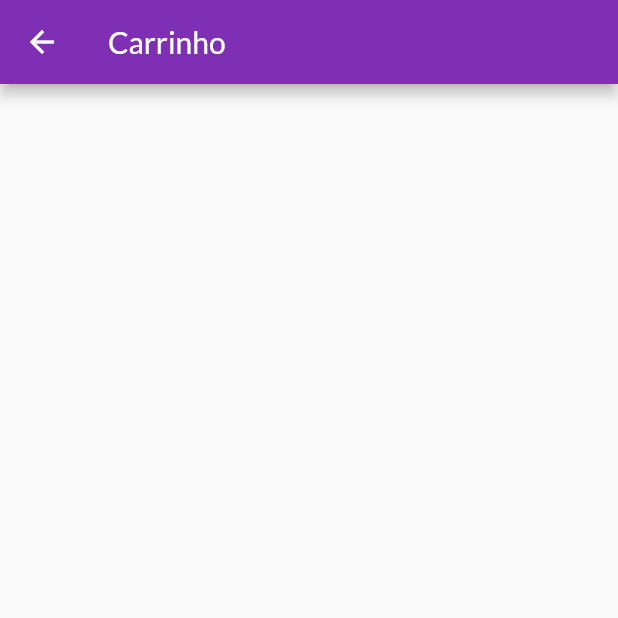
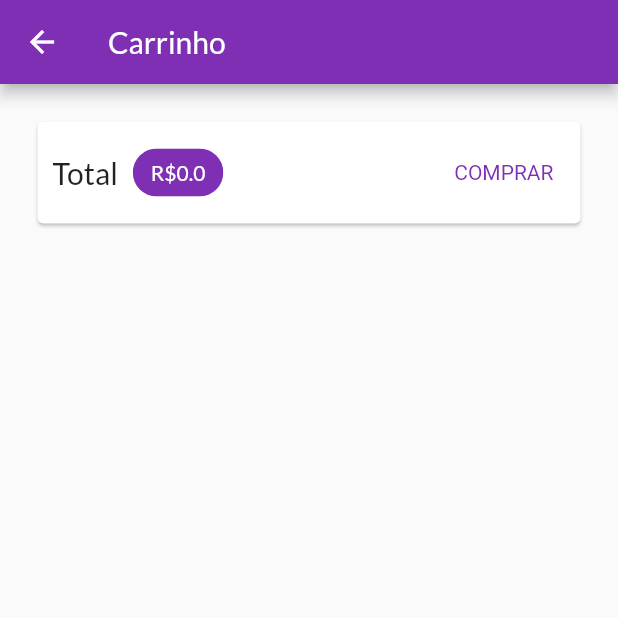
Before and after one commit to LeandroTheDev/shop_project, a Flutter app: the CartPage screen opened by its route, on a phone screen of 412 x 824 dp, the top half of it. Run offline on Flutter 3.47's test engine with Material 2 defaults, Android fonts, the phone set to English and light mode, and no system bars; network calls fail.

Commit message:
Cart Page Prices

```diff
--- a/lib/pages/cart_page.dart
+++ b/lib/pages/cart_page.dart
@@ -1,13 +1,61 @@
 import 'package:flutter/material.dart';
+import 'package:provider/provider.dart';
+import 'package:shop/components/cart_item_widget.dart';
+import '../models/cart.dart';
 
 class CartPage extends StatelessWidget {
   const CartPage({Key? key}) : super(key: key);
 
   @override
   Widget build(BuildContext context) {
+    final Cart cart = Provider.of(context);
+    final items = cart.items.values.toList();
     return Scaffold(
       appBar: AppBar(
-        title: Text("Carrinho"),
+        title: const Text("Carrinho"),
+      ),
+      body: Column(
+        children: [
+          Card(
+            margin: const EdgeInsets.all(25),
+            child: Padding(
+              padding: const EdgeInsets.all(10),
+              child: Row(
+                mainAxisAlignment: MainAxisAlignment.spaceBetween,
+                children: [
+                  const Text(
+                    "Total",
+                    style: TextStyle(
+                      fontSize: 20,
+                    ),
+                  ),
+                  const SizedBox(width: 10),
+                  Chip(
+                    backgroundColor: Theme.of(context).colorScheme.primary,
+                    label: Text('R\$${cart.totalAmount}'),
+                    labelStyle: TextStyle(
+                      color:
+                          Theme.of(context).primaryTextTheme.headline6?.color,
+                    ),
+                  ),
+                  const Spacer(),
+                  TextButton(
+                    onPressed: () {},
+                    child: const Text("COMPRAR"),
+                    style: TextButton.styleFrom(
+                        textStyle: TextStyle(
+                            color: Theme.of(context).colorScheme.primary)),
+                  ),
+                ],
+              ),
+            ),
+          ),
+          Expanded(
+              child: ListView.builder(
+            itemCount: items.length,
+            itemBuilder: ((ctx, i) => CartItemWidget(cartItem: items[i])),
+          ))
+        ],
       ),
     );
   }
```
Also changed, not shown: lib/components/cart_item_widget.dart (added, +23 -0 lines).
